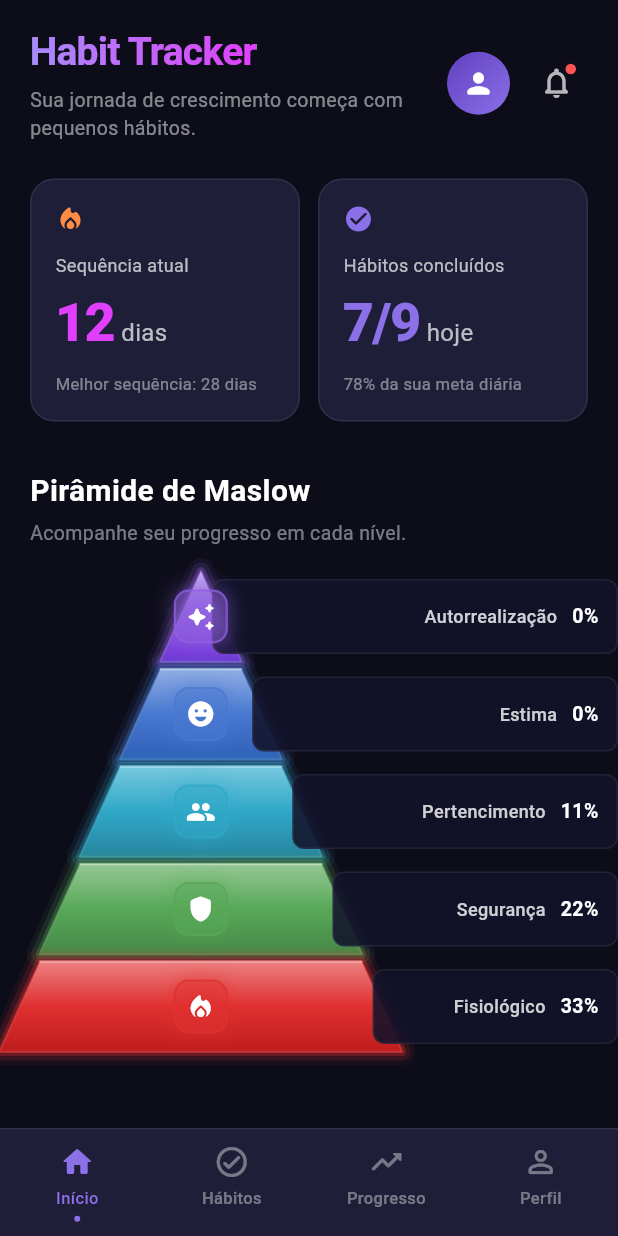
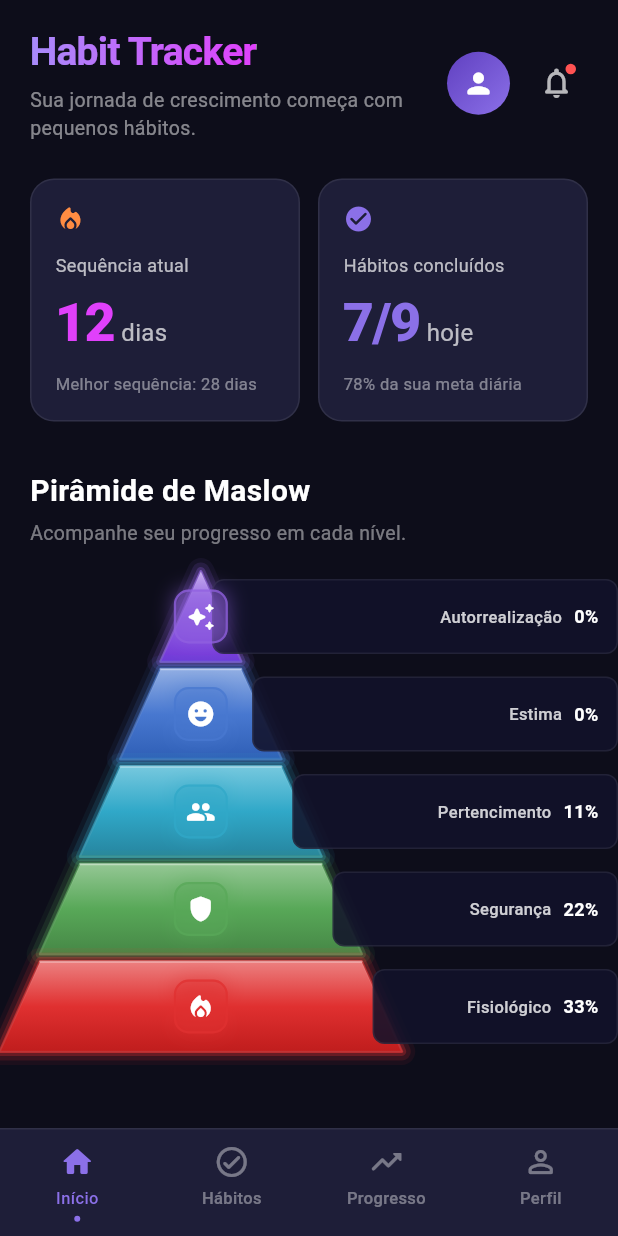
Before and after one commit to Samfred-hld/Repositorio-Lovitz-Publico, a Flutter app: the screen it shows after launch, on a phone screen of 412 x 824 dp. Run offline on Flutter 3.47's test engine with Material 3 defaults, Android fonts, the phone set to English and light mode, and no system bars; our stand-ins replace fl_chart.

Commit message:
fix: corrige overlap de labels na pirâmide de Maslow
- Envolve textos das labels em Flexible com TextOverflow.ellipsis
- Reduz fonte das labels de 12→11 e porcentagem de 13→12
- Reduz gap entre label e porcentagem de 10→8
- Adiciona padding inferior extra na seção da pirâmide

```diff
--- a/lib/screens/home_screen.dart
+++ b/lib/screens/home_screen.dart
@@ -254,7 +254,10 @@ class _HomeScreenState extends State<HomeScreen>
           ),
         ),
         const SizedBox(height: 16),
-        _buildMaslowPyramid(),
+        Padding(
+          padding: const EdgeInsets.only(bottom: 12),
+          child: _buildMaslowPyramid(),
+        ),
       ],
     );
   }
@@ -317,20 +320,24 @@ class _HomeScreenState extends State<HomeScreen>
                     child: Row(
                       mainAxisAlignment: MainAxisAlignment.end,
                       children: [
-                        Text(
-                          level.label,
-                          style: TextStyle(
-                            color: Colors.white.withOpacity(0.80),
-                            fontSize: 12,
-                            fontWeight: FontWeight.w500,
+                        Flexible(
+                          child: Text(
+                            level.label,
+                            overflow: TextOverflow.ellipsis,
+                            maxLines: 1,
+                            style: TextStyle(
+                              color: Colors.white.withOpacity(0.80),
+                              fontSize: 11,
+                              fontWeight: FontWeight.w500,
+                            ),
                           ),
                         ),
-                        const SizedBox(width: 10),
+                        const SizedBox(width: 8),
                         Text(
                           level.percentage,
                           style: const TextStyle(
                             color: Colors.white,
-                            fontSize: 13,
+                            fontSize: 12,
                             fontWeight: FontWeight.w700,
                           ),
                         ),
```
